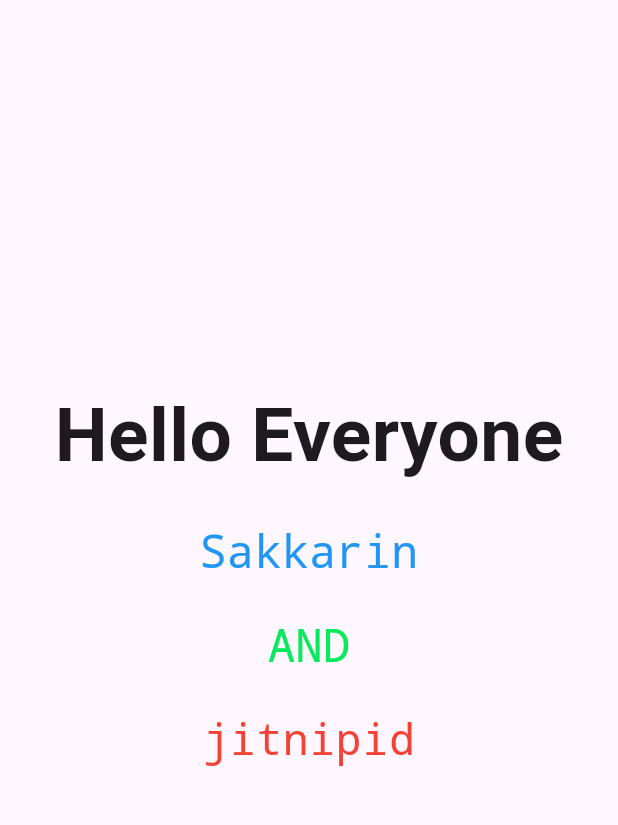
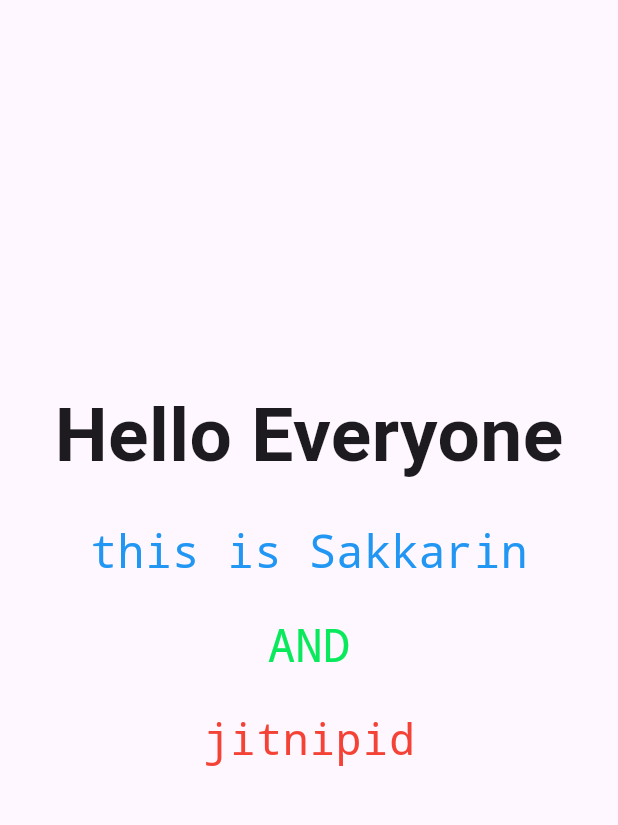
Before and after one commit to ItzSakkarinTH/flutter_empty_app, a Flutter app: the screen it shows after launch, on a phone screen of 412 x 824 dp, the part 84-909 px from its top. Run offline on Flutter 3.47's test engine with Material 3 defaults, Android fonts, the phone set to English and light mode, and no system bars.

Commit message:
setup texts

```diff
--- a/lib/scondpage.dart
+++ b/lib/scondpage.dart
@@ -23,7 +23,7 @@ class _SecondPageState extends State<SecondPage> {
             ),
             SizedBox(height: 20),
             Text(
-              'Sakkarin',
+              'this is Sakkarin',
               style: TextStyle(
                 fontFamily: 'Courier New',
                 fontSize: 30,
```
